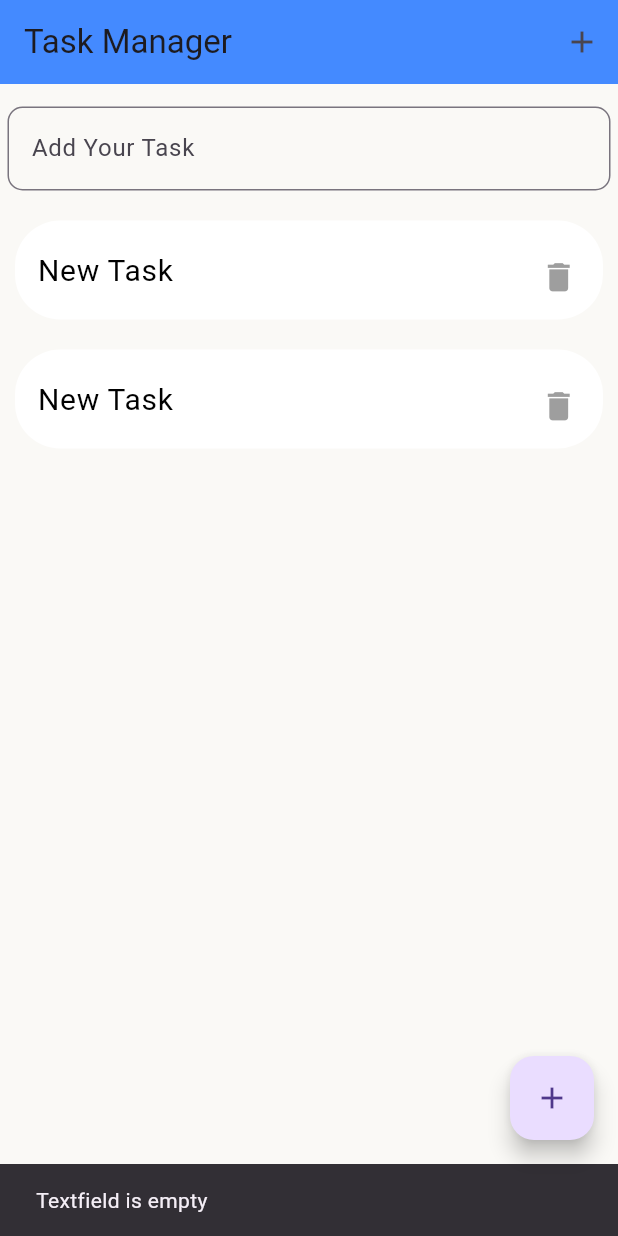
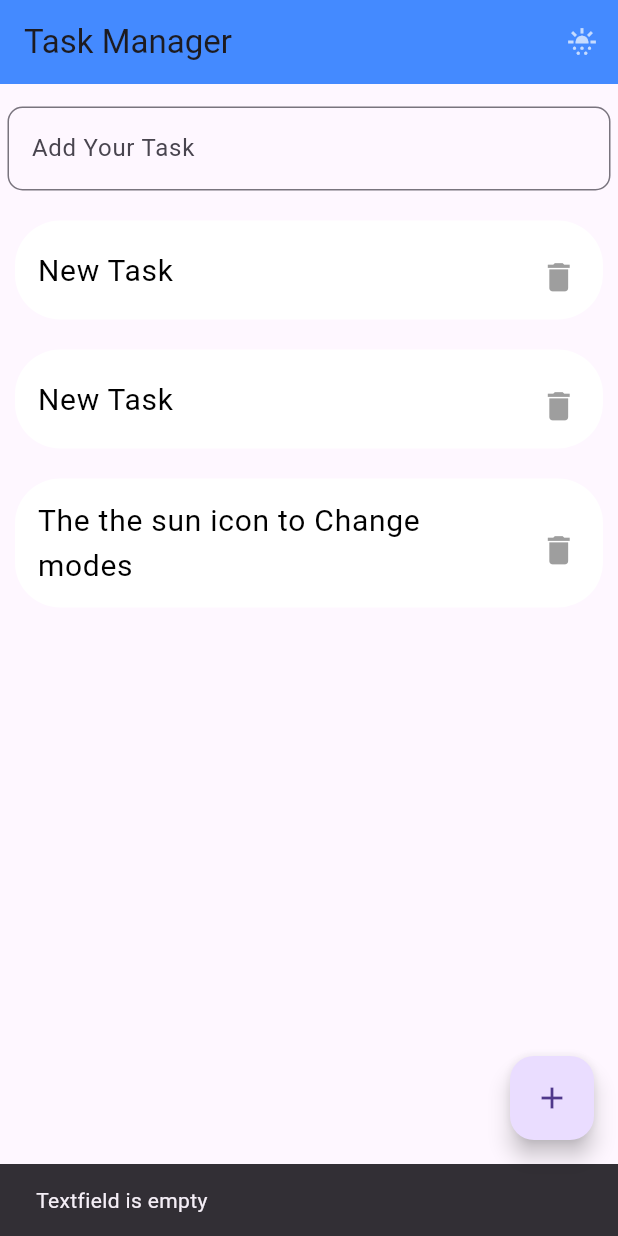
Before and after one commit to Raad0-0/task-manager, a Flutter app: the screen it shows after launch, after a tap on the "add" icon, on a phone screen of 412 x 824 dp. Run offline on Flutter 3.47's test engine with Material 3 defaults, Android fonts, the phone set to English and light mode, and no system bars.

Commit message:
Somehow Finished

```diff
--- a/lib/Home.dart
+++ b/lib/Home.dart
@@ -1,5 +1,7 @@
 import 'package:flutter/cupertino.dart';
 import 'package:flutter/material.dart';
+import 'package:provider/provider.dart';
+import 'package:task_manager/Theme/theme_provider.dart';
 import 'package:task_manager/todo.dart';
 import 'package:task_manager/todo_item.dart';
 
@@ -17,17 +19,19 @@ class _HomeState extends State<Home> {
   Widget build(BuildContext context) {
     return Scaffold(
 
-      backgroundColor: Color(0xffFAF9F6),
+      backgroundColor: Theme.of(context).colorScheme.background,
       appBar: AppBar(
         backgroundColor: Colors.blueAccent,
         title: Text("Task Manager"),
         actions: <Widget>[
           IconButton(
-            icon: const Icon(Icons.add),
+            icon: const Icon(Icons.sunny_snowing),
             onPressed: () {
-              addTodoItem(todoController.text);
+              Provider.of<ThemeProvider>(context, listen: false).toggleTheme();
               //chap dile kisu hbe
             },
+            iconSize: 20,
+            color: Colors.white70,
           ),
         ],
       ),
--- /dev/null
+++ b/lib/Theme/theme.dart
@@ -0,0 +1,9 @@
+import 'package:flutter/material.dart';
+
+ThemeData lightMode = ThemeData(
+  brightness: Brightness.light
+);
+
+ThemeData darkMode = ThemeData(
+    brightness: Brightness.dark
+);
--- /dev/null
+++ b/lib/Theme/theme_provider.dart
@@ -0,0 +1,22 @@
+import 'package:flutter/material.dart';
+import 'package:task_manager/Theme/theme.dart';
+
+class ThemeProvider extends ChangeNotifier{
+  ThemeData _themeData = lightMode;
+
+  ThemeData get themeData => _themeData;
+
+  set themeData(ThemeData themeData){
+    _themeData= themeData;
+    notifyListeners();
+  }
+
+  void toggleTheme(){
+    if(_themeData == lightMode){
+      themeData =darkMode;
+    }else{
+      themeData=lightMode;
+    }
+  }
+
+}
--- a/lib/main.dart
+++ b/lib/main.dart
@@ -1,11 +1,18 @@
 import 'package:flutter/material.dart';
+import 'package:provider/provider.dart';
+import 'package:task_manager/Theme/theme.dart';
+import 'package:task_manager/Theme/theme_provider.dart';
 
 import 'Home.dart';
 
 
 void main ()
 {
-  runApp(const MyApp());
+  runApp(
+    ChangeNotifierProvider(create: (context) => ThemeProvider(),
+    child: const MyApp(),
+    ),
+  );
 }
 
 class MyApp extends StatelessWidget {
@@ -15,6 +22,7 @@ class MyApp extends StatelessWidget {
   Widget build(BuildContext context) {
 
     return MaterialApp(
+      theme: Provider.of<ThemeProvider>(context).themeData,
       debugShowCheckedModeBanner: false,
       title: 'Task Manager',
       home: Home(),
--- a/lib/todo.dart
+++ b/lib/todo.dart
@@ -13,6 +13,7 @@ class ToDo {
     return[
       ToDo(id: '01', todoText: 'New Task' ),
       ToDo(id: '02', todoText: 'New Task' ),
+      ToDo(id: '03', todoText: 'The the sun icon to Change modes' ),
     ];
   }
 }
--- a/pubspec.yaml
+++ b/pubspec.yaml
@@ -35,6 +35,7 @@ dependencies:
   # The following adds the Cupertino Icons font to your application.
   # Use with the CupertinoIcons class for iOS style icons.
   cupertino_icons: ^1.0.6
+  provider:
 
 dev_dependencies:
   flutter_test:
```
Also changed, not shown: pubspec.lock.
